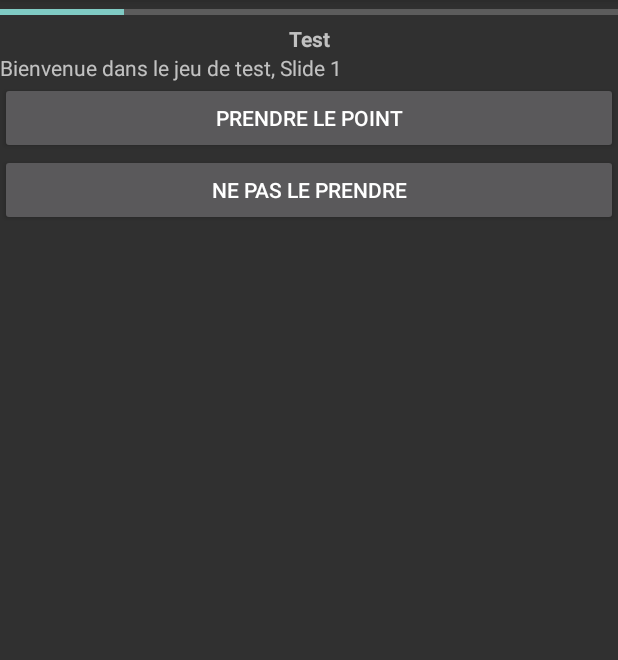
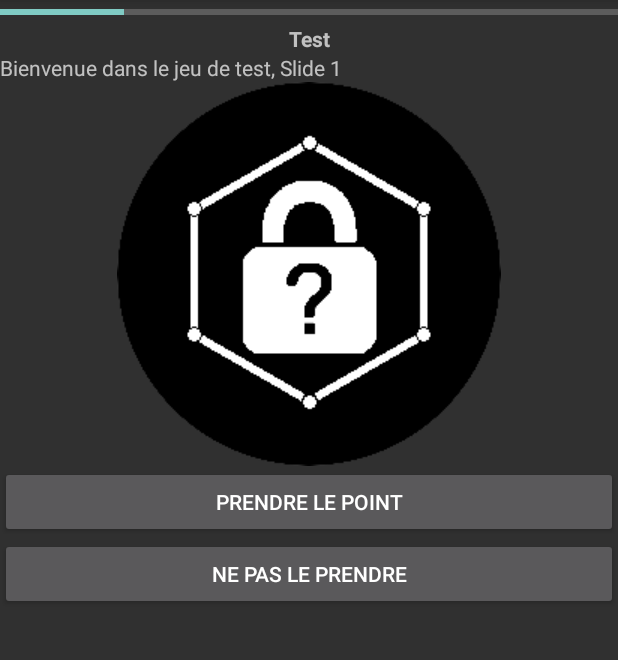
Before and after one commit to Aglesia/Cybergame, an Android app: the screen it shows after launch (MainActivity), after a tap on "TEST", on a phone screen of 412 x 824 dp, the part 84-744 px from its top. Run offline under Robolectric (Android 15) with nearby library versions, the phone set to English and light mode, and no system bars.

Commit message:
Création de la Slide MotsClefs
La classe n'est pas finie, ile manque la détermination du résultat coorect (méthode isBonneReponse())

Ajout de la possibilité d'afficher une image pour toutes les slides existantes, y compris le titre et les scores

```diff
--- a/app/src/main/java/com/lps2ima/dfr/cybergame/Jeux/Test.java
+++ b/app/src/main/java/com/lps2ima/dfr/cybergame/Jeux/Test.java
@@ -1,11 +1,16 @@
 package com.lps2ima.dfr.cybergame.Jeux;
 
+import android.graphics.drawable.Drawable;
 import android.util.Log;
 
 import com.lps2ima.dfr.cybergame.Jeu;
+import com.lps2ima.dfr.cybergame.MainActivity;
+import com.lps2ima.dfr.cybergame.R;
 import com.lps2ima.dfr.cybergame.Slide;
 import com.lps2ima.dfr.cybergame.Slides.ChoixMultiples;
 import com.lps2ima.dfr.cybergame.Slides.ChoixSimple;
+
+import static android.app.PendingIntent.getActivity;
 
 /**
  * Created by dorian on 14/12/17.
@@ -48,11 +53,11 @@ public class Test extends Jeu {
     public int initialiser() {
         // On crée toutes les slides
         this.slides = new Slide[5];
-        this.slides[0] = new ChoixSimple("Bienvenue dans le jeu de test, Slide 1", new String[]{"Prendre le point", "Ne pas le prendre"}, 1, 1);
-        this.slides[1] = new ChoixSimple("Bienvenue dans le jeu de test, Slide 2", new String[]{"Prendre le point", "Ne pas le prendre"}, 1, 1);
-        this.slides[2] = new ChoixSimple("Bienvenue dans le jeu de test, Slide 3\npeut revenir à la slide 1", new String[]{"Prendre le point", "Ne pas le prendre"}, 1, 1);
-        this.slides[3] = new ChoixMultiples("Bienvenue dans le jeu de test, Slide 4\nQCM, répondez bien !", new String[]{"Prendre le point", "Ne pas le prendre", "Luke meurt", "Nan c'est faux, c'est Leia"}, new int[]{1, 3}, 2, 1);
-        this.slides[4] = new ChoixSimple("Bienvenue dans le jeu de test, Slide 5", new String[]{"Prendre le point", "Ne pas le prendre"}, 1, 1);
+        this.slides[0] = new ChoixSimple("Bienvenue dans le jeu de test, Slide 1", R.drawable.icone, new String[]{"Prendre le point", "Ne pas le prendre"}, 1, 1);
+        this.slides[1] = new ChoixSimple("Bienvenue dans le jeu de test, Slide 2", 0, new String[]{"Prendre le point", "Ne pas le prendre"}, 1, 1);
+        this.slides[2] = new ChoixSimple("Bienvenue dans le jeu de test, Slide 3\npeut revenir à la slide 1", 0, new String[]{"Prendre le point", "Ne pas le prendre"}, 1, 1);
+        this.slides[3] = new ChoixMultiples("Bienvenue dans le jeu de test, Slide 4\nQCM, répondez bien !", 0, new String[]{"Prendre le point", "Ne pas le prendre", "Luke meurt", "Nan c'est faux, c'est Leia"}, new int[]{1, 3}, 2, 1);
+        this.slides[4] = new ChoixSimple("Bienvenue dans le jeu de test, Slide 5", 0, new String[]{"Prendre le point", "Ne pas le prendre"}, 1, 1);
 
         // On indique de commencer à la première slide (1 et non 0 !!)
         return 1;
--- a/app/src/main/java/com/lps2ima/dfr/cybergame/MainActivity.java
+++ b/app/src/main/java/com/lps2ima/dfr/cybergame/MainActivity.java
@@ -27,7 +27,7 @@ public class MainActivity extends Activity {
     private int ecran_actuel = ECRAN_TITRE; // Ecran titre
     private Jeu jeu = null;
     private Slide slide_titre = null;
-    private Slide slide_score = new ChoixSimple("Pour le jeu \"Test\", vous avez obtenu 0 points.", new String[]{"Revenir à l'accueil"}, 0, 0);
+    private Slide slide_score = new ChoixSimple("Pour le jeu \"Test\", vous avez obtenu 0 points.", R.drawable.icone, new String[]{"Revenir à l'accueil"}, 0, 0);
 
     // Etats de l'application
     @Override
--- a/app/src/main/java/com/lps2ima/dfr/cybergame/Slides/ChoixMultiples.java
+++ b/app/src/main/java/com/lps2ima/dfr/cybergame/Slides/ChoixMultiples.java
@@ -1,7 +1,9 @@
 package com.lps2ima.dfr.cybergame.Slides;
 
+import android.graphics.drawable.Drawable;
 import android.widget.Button;
 import android.widget.CheckBox;
+import android.widget.ImageView;
 import android.widget.LinearLayout;
 
 import com.lps2ima.dfr.cybergame.MainActivity;
@@ -19,18 +21,21 @@ public class ChoixMultiples extends Slide {
     private int[] bonnes_reponses;
     private CheckBox[] boxes;
     private int score_mauvais;
+    private int image;
 
     /**
      * Constructeur, contient toutes les propriétés du slide
      *
      * @param texte         Texte de présentation de la Slide/la question
+     * @param image         Image à afficher, si présente
      * @param reponses      Ensemble des réponses possibles
      * @param bonnes_reponses Numéro du bouton étant la bonne réponse
      * @param score_bon       Nombre de points que la slide rapporte pour chaque bonne réponse
      * @param score_mauvais   Nombre de points que la slide retire en cas de mauvaise réponse
      */
-    public ChoixMultiples(String texte, String[] reponses, int[] bonnes_reponses, int score_bon, int score_mauvais) {
+    public ChoixMultiples(String texte, int image, String[] reponses, int[] bonnes_reponses, int score_bon, int score_mauvais) {
         super(texte, 0, score_bon);
+        this.image = image;
         this.reponses = reponses;
         this.bonnes_reponses = bonnes_reponses;
         this.boxes = new CheckBox[reponses.length];
@@ -39,6 +44,13 @@ public class ChoixMultiples extends Slide {
 
     @Override
     public void afficher(LinearLayout layout, MainActivity activite) {
+        // On affiche l'image
+        if(this.image != 0){
+            ImageView img = new ImageView(activite);
+            img.setImageResource(image);
+            layout.addView(img);
+        }
+
         // On ajoute les checkboxes
         for(int i=0; i<this.boxes.length; i++){
             boxes[i] = new CheckBox(activite);
--- a/app/src/main/java/com/lps2ima/dfr/cybergame/Slides/ChoixSimple.java
+++ b/app/src/main/java/com/lps2ima/dfr/cybergame/Slides/ChoixSimple.java
@@ -1,5 +1,8 @@
 package com.lps2ima.dfr.cybergame.Slides;
 
+import android.graphics.drawable.Drawable;
+import android.media.Image;
+import android.widget.ImageView;
 import android.widget.LinearLayout;
 
 import com.lps2ima.dfr.cybergame.MainActivity;
@@ -11,22 +14,33 @@ import com.lps2ima.dfr.cybergame.Slide;
 
 public class ChoixSimple extends Slide {
     private String[] textes_boutons;
+    private int image;
 
     /**
      * Constructeur, contient toutes les propriétés du slide
      *
      * @param texte         Texte de présentation de la Slide/la question
+     * @param image         Image à afficher (s'il y en a une) juste en dessous du texte
      * @param textes_boutons Textes à afficher sur les boutons
      * @param bonne_reponse Numéro du bouton étant la bonne réponse
      * @param score         Nombre de points que la slide rapporte en cas de bonne réponse
      */
-    public ChoixSimple(String texte, String[] textes_boutons, int bonne_reponse, int score) {
+    public ChoixSimple(String texte, int image, String[] textes_boutons, int bonne_reponse, int score) {
         super(texte, bonne_reponse, score);
         this.textes_boutons = textes_boutons;
+        this.image = image;
     }
 
     @Override
     public void afficher(LinearLayout layout, MainActivity activite) {
+        // On affiche l'image
+        if(this.image != 0){
+            ImageView img = new ImageView(activite);
+            img.setImageResource(image);
+            layout.addView(img);
+        }
+
+        // On crée les boutons
         for(int i=0; i<this.textes_boutons.length; i++)
             layout.addView(this.creerBouton(activite, this.textes_boutons[i], i+1));
     }
--- a/app/src/main/java/com/lps2ima/dfr/cybergame/Slides/Titre.java
+++ b/app/src/main/java/com/lps2ima/dfr/cybergame/Slides/Titre.java
@@ -1,10 +1,12 @@
 package com.lps2ima.dfr.cybergame.Slides;
 
 import android.util.Log;
+import android.widget.ImageView;
 import android.widget.LinearLayout;
 import android.widget.TextView;
 
 import com.lps2ima.dfr.cybergame.MainActivity;
+import com.lps2ima.dfr.cybergame.R;
 import com.lps2ima.dfr.cybergame.Slide;
 
 /**
@@ -26,11 +28,17 @@ public class Titre extends Slide {
 
     @Override
     public void afficher(LinearLayout layout, MainActivity activity) {
-        Log.d("sqsd", this.noms.length+"");
+        // On affiche l'image
+        ImageView img = new ImageView(activity);
+        img.setImageResource(R.drawable.icone);
+        layout.addView(img);
+
+        // On affiche la liste des jeux
         for(int i=0; i<this.noms.length; i++)
             layout.addView(this.creerBouton(activity, this.noms[i], i+1));
         layout.addView(this.creerBouton(activity, "Quitter", 0));
 
+        // On affiche les remerciements
         TextView texte = new TextView(activity);
         texte.setText(MESSAGE_REMERCIEMENT);
         layout.addView(texte);
```
Also changed, not shown: app/src/main/java/com/lps2ima/dfr/cybergame/Slides/MotsClefs.java (added, +57 -0 lines).
